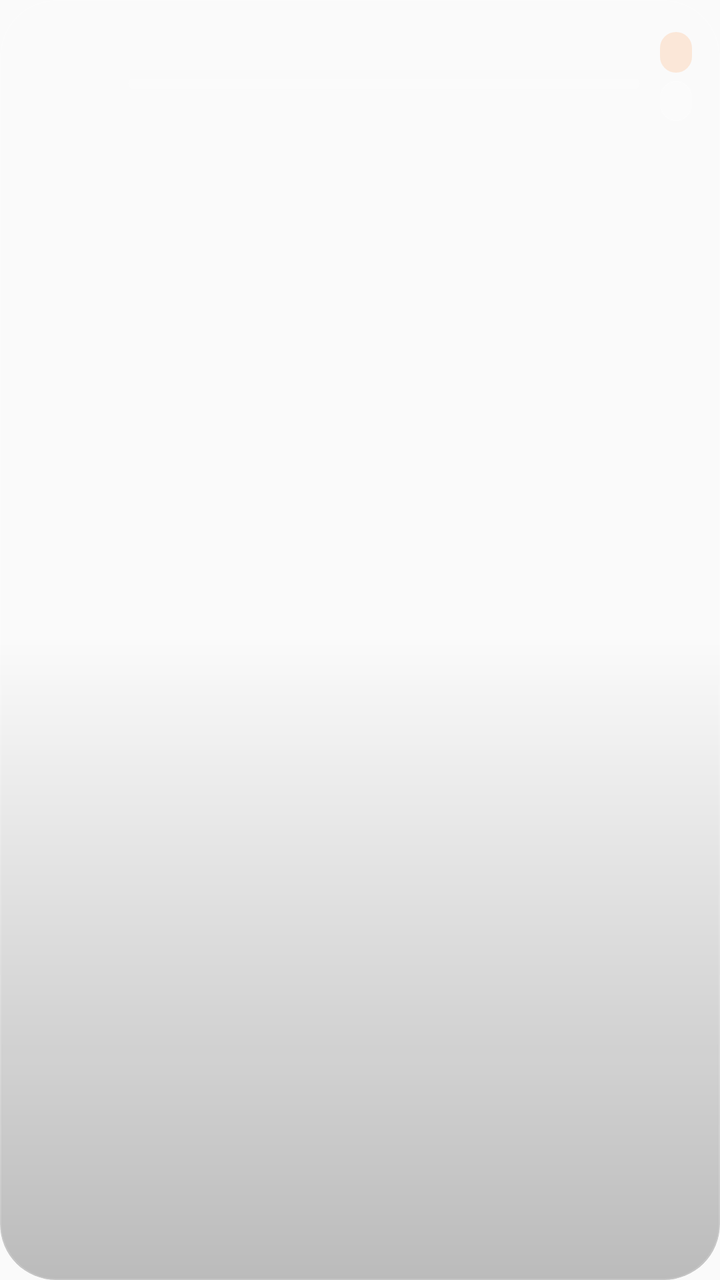
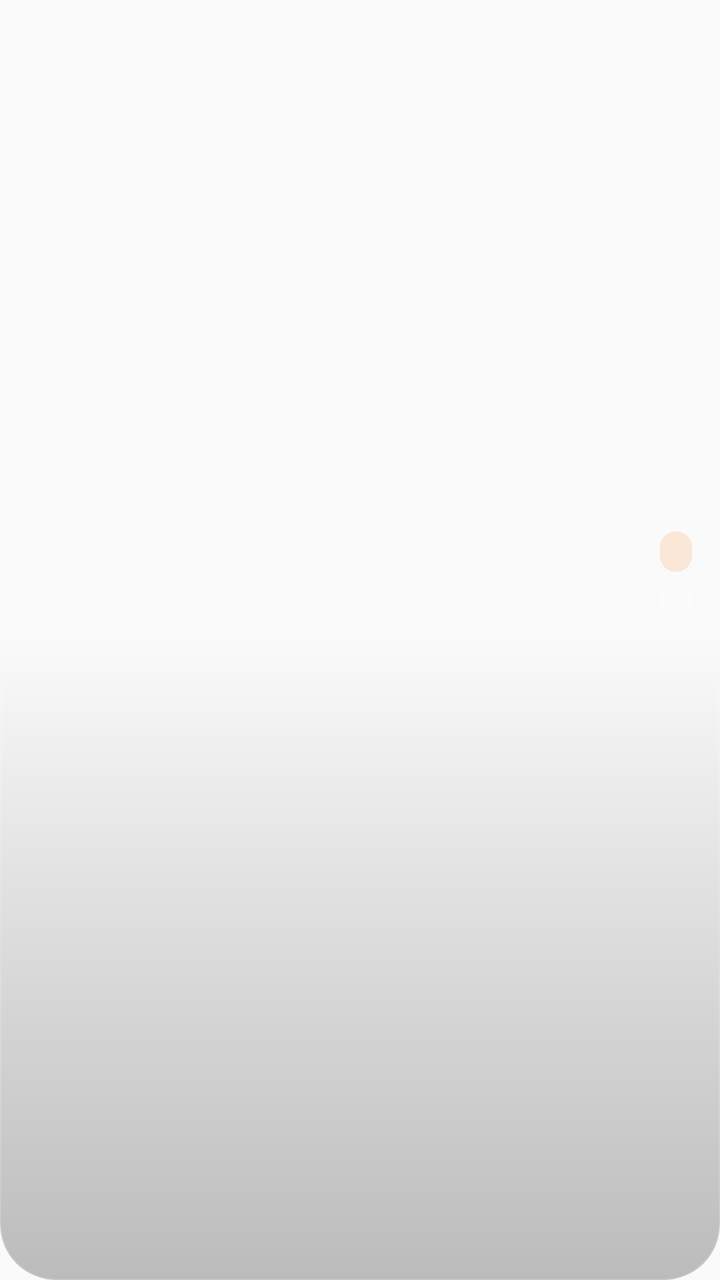

An Android layout rendered at two revisions. The XML below is the earlier revision; the diff shows what the commit changed to produce the second picture.
<!-- AndroidManifest.xml: application theme Theme.Waktiva -->
<!-- res/layout/widget_prayer_log.xml -->
<?xml version="1.0" encoding="utf-8"?>
<FrameLayout xmlns:android="http://schemas.android.com/apk/res/android"
    android:id="@android:id/background"
    android:layout_width="match_parent"
    android:layout_height="match_parent"
    android:background="@drawable/widget_clip"
    android:clipToOutline="true">

    <ImageView
        android:id="@+id/widget_bg"
        android:layout_width="match_parent"
        android:layout_height="match_parent"
        android:scaleType="fitXY" />

    <ImageView
        android:layout_width="match_parent"
        android:layout_height="match_parent"
        android:scaleType="fitXY"
        android:src="@drawable/widget_sheen" />

    <LinearLayout
        android:id="@+id/widget_content"
        android:layout_width="match_parent"
        android:layout_height="match_parent"
        android:orientation="vertical"
        android:paddingStart="14dp"
        android:paddingTop="14dp"
        android:paddingEnd="14dp"
        android:paddingBottom="12dp">

        <LinearLayout
            android:layout_width="match_parent"
            android:layout_height="wrap_content"
            android:gravity="center_vertical"
            android:orientation="horizontal">

            <ImageView
                android:id="@+id/widget_log_medal"
                android:layout_width="40dp"
                android:layout_height="40dp"
                android:scaleType="fitCenter" />

            <LinearLayout
                android:layout_width="0dp"
                android:layout_height="wrap_content"
                android:layout_marginStart="10dp"
                android:layout_weight="1"
                android:orientation="vertical">

                <LinearLayout
                    android:layout_width="match_parent"
                    android:layout_height="wrap_content"
                    android:gravity="bottom"
                    android:orientation="horizontal">

                    <TextView
                        android:id="@+id/widget_log_level"
                        android:layout_width="0dp"
                        android:layout_height="wrap_content"
                        android:layout_weight="1"
                        android:ellipsize="end"
                        android:fontFamily="@font/inter_medium"
                        android:maxLines="1"
                        android:shadowColor="#40000000"
                        android:shadowDy="1"
                        android:shadowRadius="6"
                        android:textColor="#FFFFFFFF"
                        android:textSize="15sp"
                        android:textStyle="bold" />

                    <TextView
                        android:id="@+id/widget_log_xp"
                        android:layout_width="wrap_content"
                        android:layout_height="wrap_content"
                        android:fontFamily="@font/inter_medium"
                        android:fontFeatureSettings="tnum"
                        android:maxLines="1"
                        android:textColor="#FFFFD54F"
                        android:textSize="12sp"
                        android:textStyle="bold" />
                </LinearLayout>

                <ProgressBar
                    android:id="@+id/widget_log_bar"
                    style="?android:attr/progressBarStyleHorizontal"
                    android:layout_width="match_parent"
                    android:layout_height="5dp"
                    android:layout_marginTop="5dp"
                    android:indeterminate="false"
                    android:max="1000"
                    android:maxHeight="5dp"
                    android:minHeight="5dp"
                    android:progressDrawable="@drawable/widget_xp_bar" />

                <TextView
                    android:id="@+id/widget_log_next"
                    android:layout_width="match_parent"
                    android:layout_height="wrap_content"
                    android:layout_marginTop="4dp"
                    android:ellipsize="end"
                    android:fontFamily="@font/inter_regular"
                    android:maxLines="1"
                    android:textColor="#B3FFFFFF"
                    android:textSize="11sp" />
            </LinearLayout>

            
            <LinearLayout
                android:layout_width="wrap_content"
                android:layout_height="wrap_content"
                android:layout_marginStart="10dp"
                android:gravity="end"
                android:orientation="vertical">

                <TextView
                    android:id="@+id/widget_log_streak"
                    android:layout_width="wrap_content"
                    android:layout_height="wrap_content"
                    android:background="@drawable/widget_chip_streak"
                    android:fontFamily="@font/inter_medium"
                    android:fontFeatureSettings="tnum"
                    android:maxLines="1"
                    android:paddingStart="8dp"
                    android:paddingTop="2dp"
                    android:paddingEnd="8dp"
                    android:paddingBottom="2dp"
                    android:textColor="#FFFDBA74"
                    android:textSize="12sp" />

                <TextView
                    android:id="@+id/widget_log_badges"
                    android:layout_width="wrap_content"
                    android:layout_height="wrap_content"
                    android:layout_marginTop="4dp"
                    android:background="@drawable/widget_chip"
                    android:fontFamily="@font/inter_medium"
                    android:fontFeatureSettings="tnum"
                    android:maxLines="1"
                    android:paddingStart="8dp"
                    android:paddingTop="2dp"
                    android:paddingEnd="8dp"
                    android:paddingBottom="2dp"
                    android:textColor="#D9FFFFFF"
                    android:textSize="12sp" />
            </LinearLayout>
        </LinearLayout>

        
        <LinearLayout
            android:id="@+id/widget_log_prayers"
            android:layout_width="match_parent"
            android:layout_height="0dp"
            android:layout_marginTop="10dp"
            android:layout_weight="1"
            android:minHeight="48dp"
            android:orientation="horizontal" />
    </LinearLayout>

    
    <TextView
        android:id="@+id/widget_log_off"
        android:layout_width="match_parent"
        android:layout_height="match_parent"
        android:fontFamily="@font/inter_medium"
        android:gravity="center"
        android:padding="16dp"
        android:text="@string/widget_prayer_log_off"
        android:textColor="#CCFFFFFF"
        android:textSize="13sp"
        android:visibility="gone" />

    <include layout="@layout/widget_empty" />
</FrameLayout>
<!-- res/layout/widget_empty.xml (included above) -->
<?xml version="1.0" encoding="utf-8"?>
<LinearLayout xmlns:android="http://schemas.android.com/apk/res/android"
    android:id="@+id/widget_empty"
    android:layout_width="match_parent"
    android:layout_height="match_parent"
    android:gravity="center"
    android:orientation="vertical"
    android:padding="@dimen/widget_padding"
    android:visibility="gone">

    <ImageView
        android:layout_width="40dp"
        android:layout_height="40dp"
        android:src="@drawable/ic_launcher_foreground" />

    <TextView
        android:layout_width="wrap_content"
        android:layout_height="wrap_content"
        android:layout_marginTop="4dp"
        android:fontFamily="sans-serif-medium"
        android:gravity="center"
        android:text="@string/widget_empty"
        android:textColor="#B3FFFFFF"
        android:textSize="12sp" />

</LinearLayout>
<!-- resources referenced by this layout -->
<resources>
  <dimen name="widget_padding">16dp</dimen>
  <!-- drawable ic_launcher_foreground: vector/xml drawable (drawable, 3406 chars, omitted) -->
  <!-- drawable widget_chip (drawable) -->
  <?xml version="1.0" encoding="utf-8"?>
  <shape xmlns:android="http://schemas.android.com/apk/res/android"
      android:shape="rectangle">
      <solid android:color="#26FFFFFF" />
      <stroke android:width="0.5dp" android:color="#33FFFFFF" />
      <corners android:radius="999dp" />
  </shape>
  <!-- drawable widget_chip_streak (drawable) -->
  <?xml version="1.0" encoding="utf-8"?>
  <shape xmlns:android="http://schemas.android.com/apk/res/android"
      android:shape="rectangle">
      <solid android:color="#2EFB923C" />
      <corners android:radius="999dp" />
  </shape>
  <!-- drawable widget_clip (drawable) -->
  <?xml version="1.0" encoding="utf-8"?>
  <shape xmlns:android="http://schemas.android.com/apk/res/android"
      android:shape="rectangle">
      <corners android:radius="@dimen/widget_corner_radius" />
      <solid android:color="@android:color/transparent" />
  </shape>
  <!-- drawable widget_sheen (drawable) -->
  <?xml version="1.0" encoding="utf-8"?>
  <layer-list xmlns:android="http://schemas.android.com/apk/res/android">
      <item>
          <shape android:shape="rectangle">
              <gradient
                  android:angle="270"
                  android:startColor="#26FFFFFF"
                  android:centerColor="#00FFFFFF"
                  android:endColor="#00FFFFFF"
                  android:type="linear" />
              <corners android:radius="@dimen/widget_corner_radius" />
          </shape>
      </item>
      <item>
          <shape android:shape="rectangle">
              <gradient
                  android:angle="90"
                  android:startColor="#40000000"
                  android:centerColor="#00000000"
                  android:endColor="#00000000"
                  android:type="linear" />
              <corners android:radius="@dimen/widget_corner_radius" />
          </shape>
      </item>
      <item>
          <shape android:shape="rectangle">
              <stroke android:width="0.5dp" android:color="#24FFFFFF" />
              <corners android:radius="@dimen/widget_corner_radius" />
          </shape>
      </item>
  </layer-list>
  <!-- drawable widget_xp_bar (drawable) -->
  <?xml version="1.0" encoding="utf-8"?>
  <layer-list xmlns:android="http://schemas.android.com/apk/res/android">
      <item android:id="@android:id/background">
          <shape android:shape="rectangle">
              <corners android:radius="999dp" />
              <solid android:color="#33FFFFFF" />
          </shape>
      </item>
      <item android:id="@android:id/progress">
          <scale android:scaleWidth="100%">
              <shape android:shape="rectangle">
                  <corners android:radius="999dp" />
                  <gradient
                      android:angle="0"
                      android:endColor="#FFFFECB3"
                      android:centerColor="#FFFFD54F"
                      android:startColor="#FFE0A800" />
              </shape>
          </scale>
      </item>
  </layer-list>
  <string name="widget_empty">Open Waktiva to load prayer times</string>
  <string name="widget_prayer_log_off">Turn on the prayer log in Settings</string>
  <style name="Theme.Waktiva" parent="Theme.AppCompat.DayNight.NoActionBar" />
  <dimen name="widget_corner_radius">22dp</dimen>
</resources>

<!-- the commit's change to res/layout/widget_prayer_log.xml (unified diff, before → after) -->
@@ -28,22 +28,24 @@
         android:paddingEnd="14dp"
         android:paddingBottom="12dp">
 
+        
         <LinearLayout
             android:layout_width="match_parent"
-            android:layout_height="wrap_content"
+            android:layout_height="0dp"
+            android:layout_weight="1"
             android:gravity="center_vertical"
             android:orientation="horizontal">
 
             <ImageView
                 android:id="@+id/widget_log_medal"
-                android:layout_width="40dp"
-                android:layout_height="40dp"
+                android:layout_width="wrap_content"
+                android:layout_height="wrap_content"
                 android:scaleType="fitCenter" />
 
             <LinearLayout
                 android:layout_width="0dp"
                 android:layout_height="wrap_content"
-                android:layout_marginStart="10dp"
+                android:layout_marginStart="8dp"
                 android:layout_weight="1"
                 android:orientation="vertical">
 
@@ -149,10 +151,8 @@
         <LinearLayout
             android:id="@+id/widget_log_prayers"
             android:layout_width="match_parent"
-            android:layout_height="0dp"
-            android:layout_marginTop="10dp"
-            android:layout_weight="1"
-            android:minHeight="48dp"
+            android:layout_height="58dp"
+            android:layout_marginTop="8dp"
             android:orientation="horizontal" />
     </LinearLayout>
 
